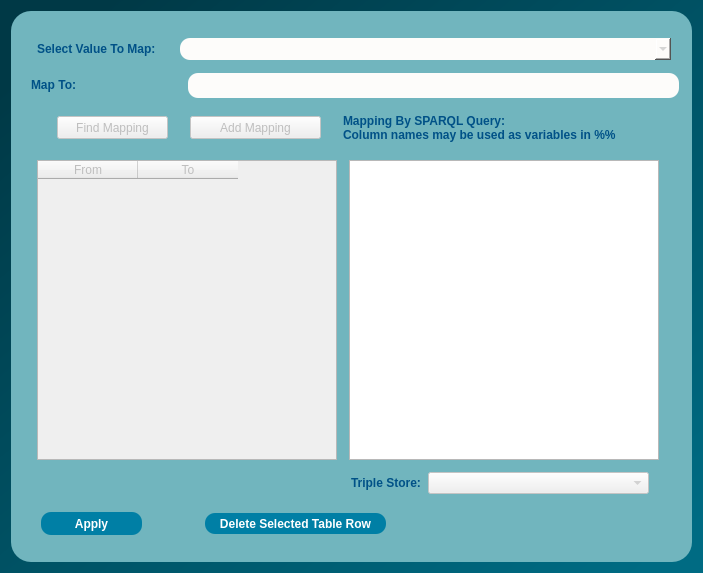
Before: the Qt Designer form dialogs/ui/valuemappingdialog.ui in sparqlunicorn/sparqlunicornGoesGIS, drawn with Qt 5.
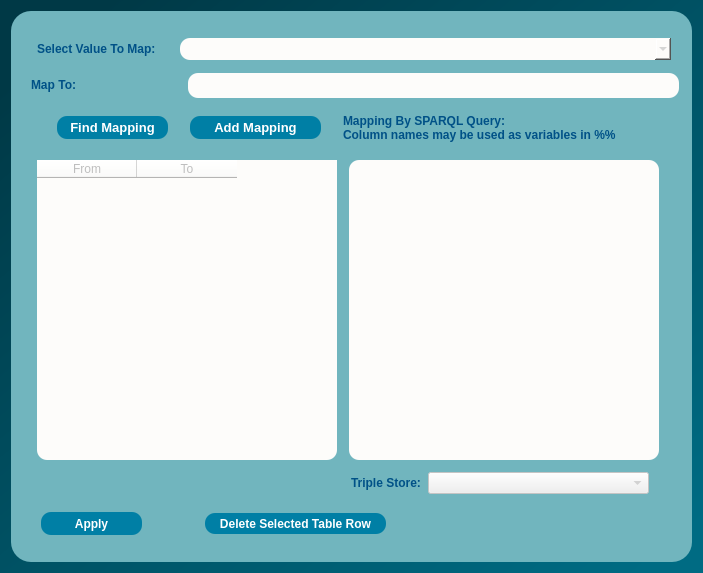
After: the same form once the commit is applied.

The edit to the form file:
```diff
--- a/dialogs/ui/valuemappingdialog.ui
+++ b/dialogs/ui/valuemappingdialog.ui
@@ -219,6 +219,11 @@
            <height>300</height>
           </size>
          </property>
+         <property name="styleSheet">
+          <string notr="true">border-radius:10px;
+
+background-color: rgb(253, 252, 250);</string>
+         </property>
          <column>
           <property name="text">
            <string>From</string>
@@ -245,6 +250,11 @@
            <height>300</height>
           </size>
          </property>
+         <property name="styleSheet">
+          <string notr="true">border-radius:10px;
+
+background-color: rgb(253, 252, 250);</string>
+         </property>
         </widget>
        </item>
       </layout>
@@ -276,6 +286,18 @@
            <height>23</height>
           </size>
          </property>
+         <property name="font">
+          <font>
+           <pointsize>10</pointsize>
+           <weight>75</weight>
+           <bold>true</bold>
+          </font>
+         </property>
+         <property name="styleSheet">
+          <string notr="true">background-color:rgb(0, 127, 165);
+border-radius:10px;
+color: rgb(255, 255, 255);</string>
+         </property>
          <property name="text">
           <string>Find Mapping</string>
          </property>
@@ -298,6 +320,18 @@
            <height>23</height>
           </size>
          </property>
+         <property name="font">
+          <font>
+           <pointsize>10</pointsize>
+           <weight>75</weight>
+           <bold>true</bold>
+          </font>
+         </property>
+         <property name="styleSheet">
+          <string notr="true">background-color:rgb(0, 127, 165);
+border-radius:10px;
+color: rgb(255, 255, 255);</string>
+         </property>
          <property name="text">
           <string>Add Mapping</string>
          </property>
```
Left out of the diff: 5 changed lines with no effect on the pictures.
